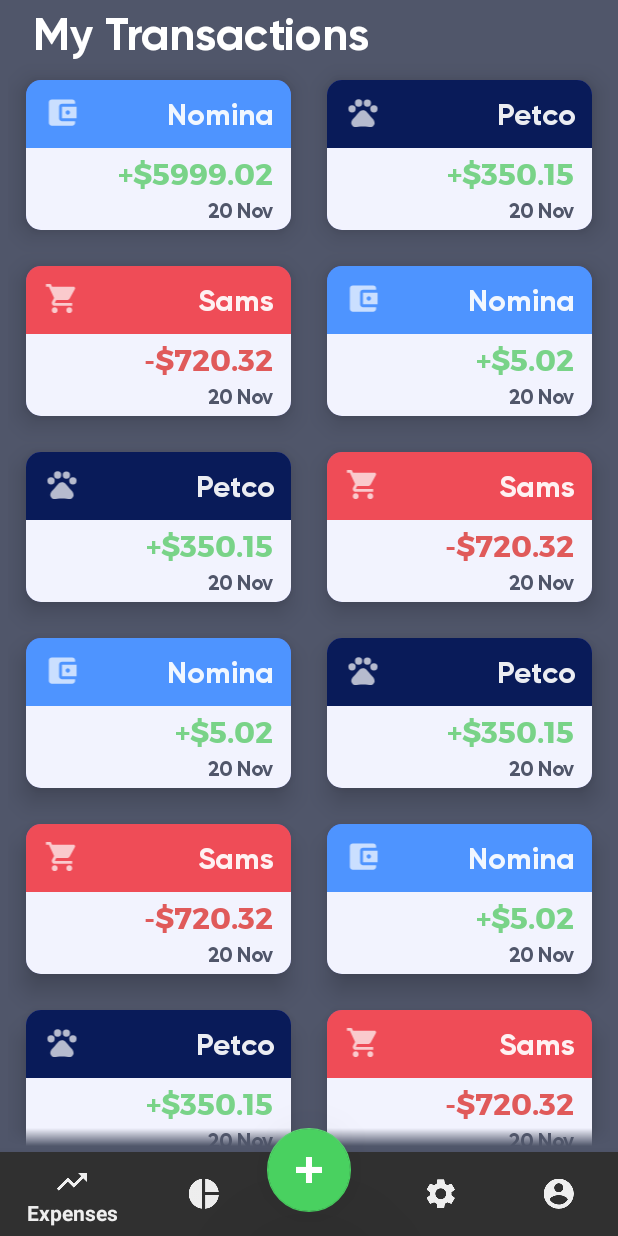
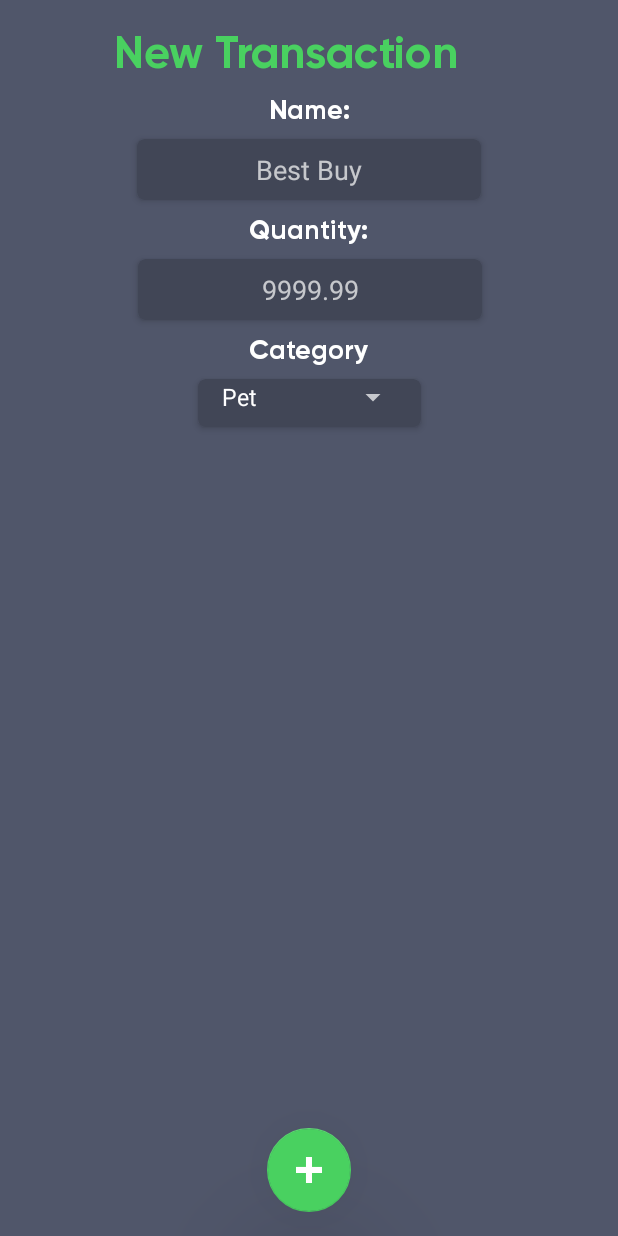
Before and after one commit to NumusINC/budgee_android, an Android app: the Dashboard screen opened directly, with no data from a screen before it, after a tap on an icon or button, on a phone screen of 412 x 824 dp. Run offline under Robolectric (Android 15) with nearby library versions, the phone set to English and light mode, and no system bars; libraries missing offline, so code that uses them is left out: com.github.mikephil.charting; 18 statements that could not run were skipped.

Commit message:
Phew... In this commits:  - Added the ability to add new transactions.  - The transactions are now kept on sharedPreferences.

```diff
--- a/app/build.gradle
+++ b/app/build.gradle
@@ -26,6 +26,7 @@ dependencies {
     implementation 'com.android.support:support-vector-drawable:28.0.0'
     implementation 'com.android.support:support-v4:28.0.0'
     implementation 'com.github.PhilJay:MPAndroidChart:v2.2.4'
+    implementation 'com.google.code.gson:gson:2.8.5'
     testImplementation 'junit:junit:4.12'
     androidTestImplementation 'com.android.support.test:runner:1.0.2'
     androidTestImplementation 'com.android.support.test.espresso:espresso-core:3.0.2'
--- a/app/src/main/AndroidManifest.xml
+++ b/app/src/main/AndroidManifest.xml
@@ -18,13 +18,13 @@
                 <category android:name="android.intent.category.LAUNCHER" />
             </intent-filter>
         </activity>
-        <activity
-            android:name=".Dashboard">
-        </activity>
+        <activity android:name=".Dashboard"></activity>
 
         <meta-data
             android:name="preloaded_fonts"
             android:resource="@array/preloaded_fonts" />
+
+        <activity android:name=".AddTransaction"></activity>
     </application>
 
 </manifest>
--- /dev/null
+++ b/app/src/main/java/com/numus/budgee/AddTransaction.java
@@ -0,0 +1,99 @@
+package com.numus.budgee;
+
+import android.content.Context;
+import android.content.Intent;
+import android.content.SharedPreferences;
+import android.provider.ContactsContract;
+import android.support.design.widget.FloatingActionButton;
+import android.support.v7.app.AppCompatActivity;
+import android.os.Bundle;
+import android.view.View;
+import android.widget.EditText;
+import android.widget.Spinner;
+
+import com.google.gson.Gson;
+import com.google.gson.reflect.TypeToken;
+
+import java.lang.reflect.Type;
+import java.util.ArrayList;
+import java.util.Arrays;
+import java.util.Calendar;
+
+public class AddTransaction extends AppCompatActivity {
+
+    ExpensesFragment expensesFragment;
+    private static ArrayList<Transaction> data;
+
+    @Override
+    protected void onCreate(Bundle savedInstanceState) {
+        super.onCreate(savedInstanceState);
+        setContentView(R.layout.activity_add_transaction);
+        expensesFragment = new ExpensesFragment();
+
+        loadData();
+        FloatingActionButton myFab = findViewById(R.id.add);
+        myFab.setOnClickListener(new View.OnClickListener() {
+            public void onClick(View v) {
+                Intent intent = new Intent(getApplication(),Dashboard.class);
+                startActivity(intent);
+                addItem();
+            }
+        });
+    }
+
+    public void addItem(){
+
+        EditText name = findViewById(R.id.name_input);
+        EditText qty  = findViewById(R.id.qty_input);
+        Spinner cat = findViewById(R.id.category_input);
+
+        String str_name = name.getText().toString();
+        Double dbl_qty = Double.valueOf(qty.getText().toString());
+
+        String cat_input = cat.getSelectedItem().toString();
+        Transaction.Category category = Transaction.Category.DEFAULT;
+        switch (cat_input){
+            case "Groceries":
+                category = Transaction.Category.GROCERIES;
+                break;
+            case "Payroll":
+                category = Transaction.Category.PAYROLL;
+                break;
+            case "Health":
+                category = Transaction.Category.HEALTH;
+                break;
+        }
+
+        addTransaction(str_name,dbl_qty,category);
+    }
+
+    public void loadData(){
+        SharedPreferences sharedPreferences = getSharedPreferences("app", Context.MODE_PRIVATE);
+        Gson gson = new Gson();
+        String json = sharedPreferences.getString("transactions",null);
+        Type type = new TypeToken<ArrayList<Transaction>>()  {}.getType();
+        data = gson.fromJson(json,type);
+        if (data==null){
+            data = new ArrayList<>();
+        }
+    }
+
+    public void saveData(){
+        SharedPreferences sharedPreferences = getSharedPreferences("app", Context.MODE_PRIVATE);
+        SharedPreferences.Editor editor = sharedPreferences.edit();
+        Gson gson = new Gson();
+        String json = gson.toJson(data);
+        editor.putString("transactions",json);
+        editor.apply();
+    }
+
+    public void addTransaction(String name, Double qty, Transaction.Category category) {
+        String[] monthName = {"Jan", "Feb", "Mar", "Apr", "May", "Jun", "Jul", "Aug.", "Sep", "Oct", "Nov", "Dec"};
+        Calendar cal = Calendar.getInstance();
+        int dayOfMonth = cal.get(Calendar.DAY_OF_MONTH);
+        String date = String.valueOf(dayOfMonth) + " " + monthName[cal.get(Calendar.MONTH)];
+        data.add(new Transaction(name, qty, date, category));
+        saveData();
+    }
+
+}
--- /dev/null
+++ b/app/src/main/java/com/numus/budgee/CustomViewPager.java
@@ -0,0 +1,38 @@
+package com.numus.budgee;
+
+import android.content.Context;
+import android.support.v4.view.ViewPager;
+import android.util.AttributeSet;
+import android.view.MotionEvent;
+
+public class CustomViewPager extends ViewPager {
+
+    private boolean enabled;
+
+    public CustomViewPager(Context context, AttributeSet attrs) {
+        super(context, attrs);
+        this.enabled = true;
+    }
+
+    @Override
+    public boolean onTouchEvent(MotionEvent event) {
+        if (this.enabled) {
+            return super.onTouchEvent(event);
+        }
+
+        return false;
+    }
+
+    @Override
+    public boolean onInterceptTouchEvent(MotionEvent event) {
+        if (this.enabled) {
+            return super.onInterceptTouchEvent(event);
+        }
+
+        return false;
+    }
+
+    public void setPagingEnabled(boolean enabled) {
+        this.enabled = enabled;
+    }
+}
--- a/app/src/main/java/com/numus/budgee/Dashboard.java
+++ b/app/src/main/java/com/numus/budgee/Dashboard.java
@@ -1,6 +1,10 @@
 package com.numus.budgee;
 
+import android.content.Context;
+import android.content.Intent;
+import android.content.SharedPreferences;
 import android.os.Bundle;
+import android.os.Parcelable;
 import android.support.annotation.NonNull;
 import android.support.design.widget.BottomNavigationView;
 import android.support.design.widget.FloatingActionButton;
@@ -20,12 +24,11 @@ import java.util.ArrayList;
 
 public class Dashboard extends AppCompatActivity {
 
-    //TextView mTextMessage;
-
 
     @Override
     protected void onCreate(Bundle savedInstanceState) {
         super.onCreate(savedInstanceState);
+
         setContentView(R.layout.activity_dashboard);
 
         BottomNavigationView navigation = (BottomNavigationView) findViewById(R.id.navigation);
@@ -35,24 +38,25 @@ public class Dashboard extends AppCompatActivity {
         FloatingActionButton myFab = findViewById(R.id.floatingActionButton);
         myFab.setOnClickListener(new View.OnClickListener() {
             public void onClick(View v) {
-                System.out.println("***********************");
+                Intent intent = new Intent(getApplicationContext(),AddTransaction.class);
+                startActivity(intent);
             }
         });
 
-        ViewPager viewPager = (ViewPager) findViewById(R.id.view_pager);
+        CustomViewPager viewPager = findViewById(R.id.view_pager);
         SwipeAdapter swipeAdapter = new SwipeAdapter(getSupportFragmentManager());
-        viewPager.setOffscreenPageLimit(4);
         viewPager.setAdapter(swipeAdapter);
+        viewPager.setPagingEnabled(false);
         viewPager.setCurrentItem(0);
+
     }
-
 
     private BottomNavigationView.OnNavigationItemSelectedListener mOnNavigationItemSelectedListener
             = new BottomNavigationView.OnNavigationItemSelectedListener() {
 
         @Override
         public boolean onNavigationItemSelected(@NonNull MenuItem item) {
-            ViewPager viewPager = (ViewPager) findViewById(R.id.view_pager);
+            CustomViewPager viewPager = findViewById(R.id.view_pager);
             SwipeAdapter swipeAdapter = new SwipeAdapter(getSupportFragmentManager());
             switch (item.getItemId()) {
                 case R.id.navigation_expenses:
--- a/app/src/main/java/com/numus/budgee/ExpensesFragment.java
+++ b/app/src/main/java/com/numus/budgee/ExpensesFragment.java
@@ -3,8 +3,10 @@ package com.numus.budgee;
 
 import android.content.Context;
 
+import android.content.SharedPreferences;
 import android.os.Build;
 import android.os.Bundle;
+import android.provider.ContactsContract;
 import android.support.annotation.RequiresApi;
 
 import android.support.constraint.ConstraintSet;
@@ -15,7 +17,13 @@ import android.support.v7.widget.RecyclerView;
 import android.view.LayoutInflater;
 import android.view.View;
 import android.view.ViewGroup;
+import android.widget.EditText;
+import android.widget.Spinner;
 
+import com.google.gson.Gson;
+import com.google.gson.reflect.TypeToken;
+
+import java.lang.reflect.Type;
 import java.util.ArrayList;
 import java.util.Calendar;
 
@@ -32,9 +40,8 @@ public class ExpensesFragment extends Fragment{
     private Context mContext;
     private View view;
 
-    public ExpensesFragment() {
+    private static ArrayList<Transaction> data;
 
-    }
 
     @RequiresApi(api = Build.VERSION_CODES.O)
     @Override
@@ -43,44 +50,26 @@ public class ExpensesFragment extends Fragment{
 
         view =  inflater.inflate(R.layout.fragment_expenses, container, false);
         mContext = view.getContext();
-
+        loadData();
         rvMusicas = (RecyclerView) view.findViewById(R.id.rv_musicas);
 
         glm = new GridLayoutManager(mContext, 2);
         rvMusicas.setLayoutManager(glm);
-        adapter = new TransactionAdapter(dataSet());
+        adapter = new TransactionAdapter(data);
         rvMusicas.setAdapter(adapter);
 
         return view;
     }
 
-    @RequiresApi(api = Build.VERSION_CODES.O)
-    private ArrayList<Transaction> dataSet() {
-        ArrayList<Transaction> data = new ArrayList<>();
-        String[] monthName = {"Jan", "Feb", "Mar", "Apr", "May", "Jun", "Jul", "Aug.", "Sep", "Oct", "Nov", "Dec"};
-        Calendar cal = Calendar.getInstance();
-        int dayOfMonth = cal.get(Calendar.DAY_OF_MONTH);
-        String date = String.valueOf(dayOfMonth) + " " + monthName[cal.get(Calendar.MONTH)];
-
-        data.add(new Transaction("Nomina", 5999.02,date, Transaction.Category.EXTRA));
-        data.add(new Transaction("Petco", 350.15,date, Transaction.Category.PET));
-        data.add(new Transaction("Sams", -720.32,date, Transaction.Category.GROCERIES));
-        data.add(new Transaction("Nomina", 5.02,date, Transaction.Category.EXTRA));
-        data.add(new Transaction("Petco", 350.15,date, Transaction.Category.PET));
-        data.add(new Transaction("Sams", -720.32,date, Transaction.Category.GROCERIES));
-        data.add(new Transaction("Nomina", 5.02,date, Transaction.Category.EXTRA));
-        data.add(new Transaction("Petco", 350.15,date, Transaction.Category.PET));
-        data.add(new Transaction("Sams", -720.32,date, Transaction.Category.GROCERIES));
-        data.add(new Transaction("Nomina", 5.02,date, Transaction.Category.EXTRA));
-        data.add(new Transaction("Petco", 350.15,date, Transaction.Category.PET));
-        data.add(new Transaction("Sams", -720.32,date, Transaction.Category.GROCERIES));
-        data.add(new Transaction("Nomina", 5.02,date, Transaction.Category.EXTRA));
-        data.add(new Transaction("Petco", 350.15,date, Transaction.Category.PET));
-        data.add(new Transaction("Sams", -720.32,date, Transaction.Category.GROCERIES));
-
-
-        return data;
+    public void loadData(){
+        SharedPreferences sharedPreferences = mContext.getSharedPreferences("app", Context.MODE_PRIVATE);
+        Gson gson = new Gson();
+        String json = sharedPreferences.getString("transactions",null);
+        Type type = new TypeToken<ArrayList<Transaction>>()  {}.getType();
+        data = gson.fromJson(json,type);
+        if (data==null){
+            data = new ArrayList<>();
+        }
     }
 
-
 }
--- a/app/src/main/java/com/numus/budgee/Transaction.java
+++ b/app/src/main/java/com/numus/budgee/Transaction.java
@@ -1,4 +1,5 @@
 package com.numus.budgee;
+
 
 public class Transaction {
 
@@ -8,9 +9,15 @@ public class Transaction {
     protected enum Category{
         DEFAULT,
         PET,
-        EXTRA,
+        PAYROLL,
+        HEALTH,
+        CLOTHES,
+        SERVICES,
+        TAXES,
+        FOOD,
         GROCERIES
     }
+
 
     public Category getCategory() {
         return category;
@@ -31,7 +38,7 @@ public class Transaction {
     }
 
     private String date;
-    private int imagen;
+
 
     public Transaction(){
 
@@ -40,7 +47,6 @@ public class Transaction {
     public Transaction(String name, Double quantity, String date, Category category) {
         this.name = name;
         this.quantity = quantity;
-        this.imagen = imagen;
         this.date = date;
         this.category = category;
     }
@@ -61,13 +67,6 @@ public class Transaction {
         this.quantity = quantity;
     }
 
-    public int getImagen() {
-        return imagen;
-    }
-
-    public void setImagen(int imagen) {
-        this.imagen = imagen;
-    }
 
 
 }
--- a/app/src/main/java/com/numus/budgee/TransactionAdapter.java
+++ b/app/src/main/java/com/numus/budgee/TransactionAdapter.java
@@ -12,6 +12,7 @@ import android.widget.TextView;
 import java.util.ArrayList;
 
 public class TransactionAdapter extends RecyclerView.Adapter<TransactionAdapter.MusicaViewHolder>{
+
 
     private ArrayList<Transaction> data;
 
@@ -36,7 +37,7 @@ public class TransactionAdapter extends RecyclerView.Adapter<TransactionAdapter.
                 holder.cat_lay.setBackgroundColor(Color.parseColor("#091b59"));
                 holder.cat_img.setImageResource(R.drawable.baseline_pets_24);
                 break;
-            case EXTRA:
+            case PAYROLL:
                 holder.cat_lay.setBackgroundColor(Color.parseColor("#4e94ff"));
                 holder.cat_img.setImageResource(R.drawable.baseline_account_balance_wallet_24);
                 break;
@@ -72,9 +73,9 @@ public class TransactionAdapter extends RecyclerView.Adapter<TransactionAdapter.
 
         public MusicaViewHolder(View itemView) {
             super(itemView);
-            tv_name = (TextView) itemView.findViewById(R.id.tv_name);
-            tv_qty = (TextView) itemView.findViewById(R.id.tv_qty);
-            tv_date = (TextView) itemView.findViewById(R.id.tv_date);
+            tv_name = itemView.findViewById(R.id.tv_name);
+            tv_qty = itemView.findViewById(R.id.tv_qty);
+            tv_date = itemView.findViewById(R.id.tv_date);
             cat_lay = itemView.findViewById(R.id.categoryLay);
             cat_img = itemView.findViewById(R.id.img_cat);
         }
--- /dev/null
+++ b/app/src/main/res/layout/activity_add_transaction.xml
@@ -0,0 +1,201 @@
+<?xml version="1.0" encoding="utf-8"?>
+<android.support.constraint.ConstraintLayout xmlns:android="http://schemas.android.com/apk/res/android"
+    xmlns:app="http://schemas.android.com/apk/res-auto"
+    xmlns:tools="http://schemas.android.com/tools"
+    android:id="@+id/cslayout"
+    android:layout_width="match_parent"
+    android:layout_height="match_parent"
+    android:background="@color/colorAccent"
+    tools:context=".AddTransaction">
+    android:background="@color/colorAccent"
+
+
+    <TextView
+        android:id="@+id/title"
+        android:layout_width="wrap_content"
+        android:layout_height="wrap_content"
+        android:layout_marginStart="76dp"
+        android:layout_marginTop="16dp"
+        android:fontFamily="@font/gilroybold"
+        android:text="New Transaction"
+        android:textColor="@color/green"
+        android:textSize="30sp"
+        app:layout_constraintStart_toStartOf="parent"
+        app:layout_constraintTop_toTopOf="parent" />
+
+    <TextView
+        android:id="@+id/title_name"
+        android:layout_width="wrap_content"
+        android:layout_height="wrap_content"
+        android:layout_marginTop="8dp"
+        android:fontFamily="@font/gilroybold"
+        android:text="Name:"
+        android:textColor="@android:color/background_light"
+        android:textSize="18sp"
+        app:layout_constraintEnd_toEndOf="parent"
+        app:layout_constraintHorizontal_bias="0.5"
+        app:layout_constraintStart_toStartOf="parent"
+        app:layout_constraintTop_toBottomOf="@+id/title" />
+
+    <TextView
+        android:id="@+id/title_name2"
+        android:layout_width="wrap_content"
+        android:layout_height="wrap_content"
+        android:layout_marginTop="8dp"
+        android:fontFamily="@font/gilroybold"
+        android:text="Quantity:"
+        android:textColor="@android:color/background_light"
+        android:textSize="18sp"
+        app:layout_constraintEnd_toEndOf="parent"
+        app:layout_constraintHorizontal_bias="0.5"
+        app:layout_constraintStart_toStartOf="parent"
+        app:layout_constraintTop_toBottomOf="@+id/cardView" />
+
+    <TextView
+        android:id="@+id/title_name3"
+        android:layout_width="wrap_content"
+        android:layout_height="wrap_content"
+        android:layout_marginTop="8dp"
+        android:fontFamily="@font/gilroybold"
+        android:text="Category"
+        android:textColor="@android:color/background_light"
+        android:textSize="18sp"
+        app:layout_constraintEnd_toEndOf="parent"
+        app:layout_constraintHorizontal_bias="0.5"
+        app:layout_constraintStart_toStartOf="parent"
+        app:layout_constraintTop_toBottomOf="@+id/cardView2" />
+
+    <android.support.v7.widget.CardView
+        android:id="@+id/cardView"
+        android:layout_width="wrap_content"
+        android:layout_height="wrap_content"
+        android:layout_marginEnd="8dp"
+        android:layout_marginStart="8dp"
+        android:layout_marginTop="8dp"
+        app:cardCornerRadius="5dp"
+        app:cardElevation="3dp"
+        app:cardBackgroundColor="@color/cardView"
+        app:layout_constraintEnd_toEndOf="parent"
+        app:layout_constraintHorizontal_bias="0.5"
+        app:layout_constraintStart_toStartOf="parent"
+        app:layout_constraintTop_toBottomOf="@+id/title_name">
+
+        <android.support.constraint.ConstraintLayout
+            android:layout_width="match_parent"
+            android:layout_height="match_parent">
+
+            <EditText
+                android:id="@+id/name_input"
+                android:layout_width="wrap_content"
+                android:layout_height="wrap_content"
+                android:layout_marginBottom="8dp"
+                android:layout_marginEnd="8dp"
+                android:layout_marginStart="8dp"
+                android:layout_marginTop="8dp"
+                android:background="@null"
+                android:ems="10"
+                android:hint="Best Buy"
+                android:inputType="textPersonName"
+                android:textAlignment="center"
+                android:textColor="@color/white_nav"
+                app:layout_constraintBottom_toBottomOf="parent"
+                app:layout_constraintEnd_toEndOf="parent"
+                app:layout_constraintStart_toStartOf="parent"
+                app:layout_constraintTop_toTopOf="parent" />
+        </android.support.constraint.ConstraintLayout>
+
+    </android.support.v7.widget.CardView>
+
+    <android.support.v7.widget.CardView
+        android:id="@+id/cardView2"
+        android:layout_width="wrap_content"
+        android:layout_height="wrap_content"
+        android:layout_marginEnd="8dp"
+        android:layout_marginStart="8dp"
+        android:layout_marginTop="8dp"
+        app:cardCornerRadius="5dp"
+        app:cardElevation="3dp"
+        app:cardBackgroundColor="@color/cardView"
+        app:layout_constraintEnd_toEndOf="parent"
+        app:layout_constraintHorizontal_bias="0.503"
+        app:layout_constraintStart_toStartOf="parent"
+        app:layout_constraintTop_toBottomOf="@+id/title_name2">
+
+        <android.support.constraint.ConstraintLayout
+            android:layout_width="match_parent"
+            android:layout_height="match_parent">
+
+            <EditText
+                android:id="@+id/qty_input"
+                android:layout_width="wrap_content"
+                android:layout_height="wrap_content"
+                android:layout_marginBottom="8dp"
+                android:layout_marginEnd="8dp"
+                android:layout_marginStart="8dp"
+                android:layout_marginTop="8dp"
+                android:background="@null"
+                android:ems="10"
+                android:hint="9999.99"
+                android:inputType="numberDecimal"
+                android:textAlignment="center"
+                app:layout_constraintBottom_toBottomOf="parent"
+                app:layout_constraintEnd_toEndOf="parent"
+                app:layout_constraintHorizontal_bias="0.503"
+                app:layout_constraintStart_toStartOf="parent"
+                app:layout_constraintTop_toTopOf="parent" />
+        </android.support.constraint.ConstraintLayout>
+    </android.support.v7.widget.CardView>
+
+    <android.support.v7.widget.CardView
+        android:id="@+id/cardView3"
+        android:layout_width="wrap_content"
+        android:layout_height="wrap_content"
+        android:layout_marginEnd="8dp"
+        android:layout_marginStart="8dp"
+        android:layout_marginTop="8dp"
+        app:cardCornerRadius="5dp"
+        app:cardElevation="3dp"
+        app:cardBackgroundColor="@color/cardView"
+        app:layout_constraintEnd_toEndOf="parent"
+        app:layout_constraintStart_toStartOf="parent"
+        app:layout_constraintTop_toBottomOf="@+id/title_name3">
+
+        <android.support.constraint.ConstraintLayout
+            android:layout_width="match_parent"
+            android:layout_height="match_parent">
+
+            <Spinner
+                android:id="@+id/category_input"
+                android:layout_width="wrap_content"
+                android:layout_height="wrap_content"
+                android:layout_marginBottom="8dp"
+                android:layout_marginEnd="8dp"
+                android:layout_marginStart="8dp"
+                android:layout_marginTop="8dp"
+                android:entries="@array/categories"
+                app:layout_constraintBottom_toBottomOf="parent"
+                app:layout_constraintEnd_toEndOf="parent"
+                app:layout_constraintStart_toStartOf="parent"
+                app:layout_constraintTop_toBottomOf="@+id/cardView2" />
+        </android.support.constraint.ConstraintLayout>
+
+    </android.support.v7.widget.CardView>
+
+    <android.support.design.widget.FloatingActionButton
+        android:id="@+id/add"
+        android:layout_width="wrap_content"
+        android:layout_height="wrap_content"
+        android:layout_marginBottom="16dp"
+        android:layout_marginEnd="8dp"
+        android:layout_marginStart="8dp"
+        android:clickable="true"
+        android:focusable="true"
+        app:backgroundTint="@color/green"
+        app:elevation="50dp"
+        app:layout_constraintBottom_toBottomOf="parent"
+        app:layout_constraintEnd_toEndOf="parent"
+        app:layout_constraintStart_toStartOf="parent"
+        app:srcCompat="@drawable/add" />
+
+
+</android.support.constraint.ConstraintLayout>
--- a/app/src/main/res/layout/activity_dashboard.xml
+++ b/app/src/main/res/layout/activity_dashboard.xml
@@ -41,11 +41,11 @@
         app:layout_constraintRight_toRightOf="parent"
         app:menu="@menu/navigation" />
 
-    <android.support.v4.view.ViewPager
+    <com.numus.budgee.CustomViewPager
         android:id="@+id/view_pager"
         android:layout_width="match_parent"
         android:layout_height="match_parent"
         tools:layout_editor_absoluteX="265dp"
-        tools:layout_editor_absoluteY="373dp"></android.support.v4.view.ViewPager>
+        tools:layout_editor_absoluteY="373dp"></com.numus.budgee.CustomViewPager>
 
 </android.support.constraint.ConstraintLayout>
--- /dev/null
+++ b/app/src/main/res/values/categories.xml
@@ -0,0 +1,12 @@
+<?xml version="1.0" encoding="utf-8"?>
+<resources>
+    <string-array name="categories">
+        <item>Pet</item>
+        <item>Payroll</item>
+        <item>Health</item>
+        <item>Groceries</item>
+        <item>Services</item>
+        <item>Taxes</item>
+        <item>Food</item>
+    </string-array>
+</resources>
--- a/app/src/main/res/values/colors.xml
+++ b/app/src/main/res/values/colors.xml
@@ -9,4 +9,5 @@
     <color name="whitecard">#5D65F9</color>
     <color name="white_nav">#ebffffff</color>
     <color name="green">#49d160</color>
+    <color name="cardView">#414656</color>
 </resources>
```
